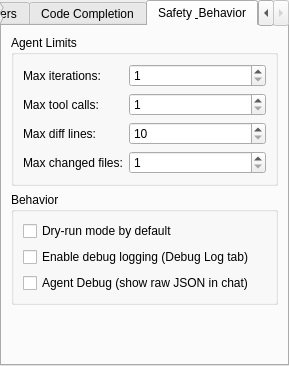
Above: src/src/settings/settings_widget.ui from Dmytro-K/qcai2 before the change. Below: the same form after it.
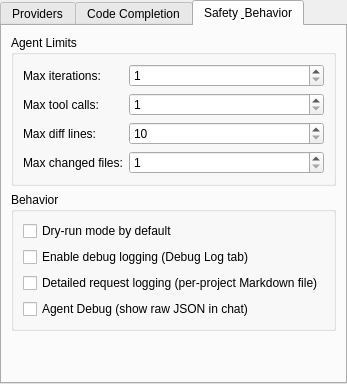
That is the form after the change. The open tabs and pages were chosen to show the change.

Commit message: Add detailed debug log

```diff
--- a/src/src/settings/settings_widget.ui
+++ b/src/src/settings/settings_widget.ui
@@ -585,6 +585,13 @@
             </property>
            </widget>
           </item>
+          <item>
+           <widget class="QCheckBox" name="detailedRequestLoggingCheck">
+            <property name="text">
+             <string>Detailed request logging (per-project Markdown file)</string>
+            </property>
+           </widget>
+          </item>
           <item>
            <widget class="QCheckBox" name="agentDebugCheck">
             <property name="text">
```
The commit also changes 11 other files.
